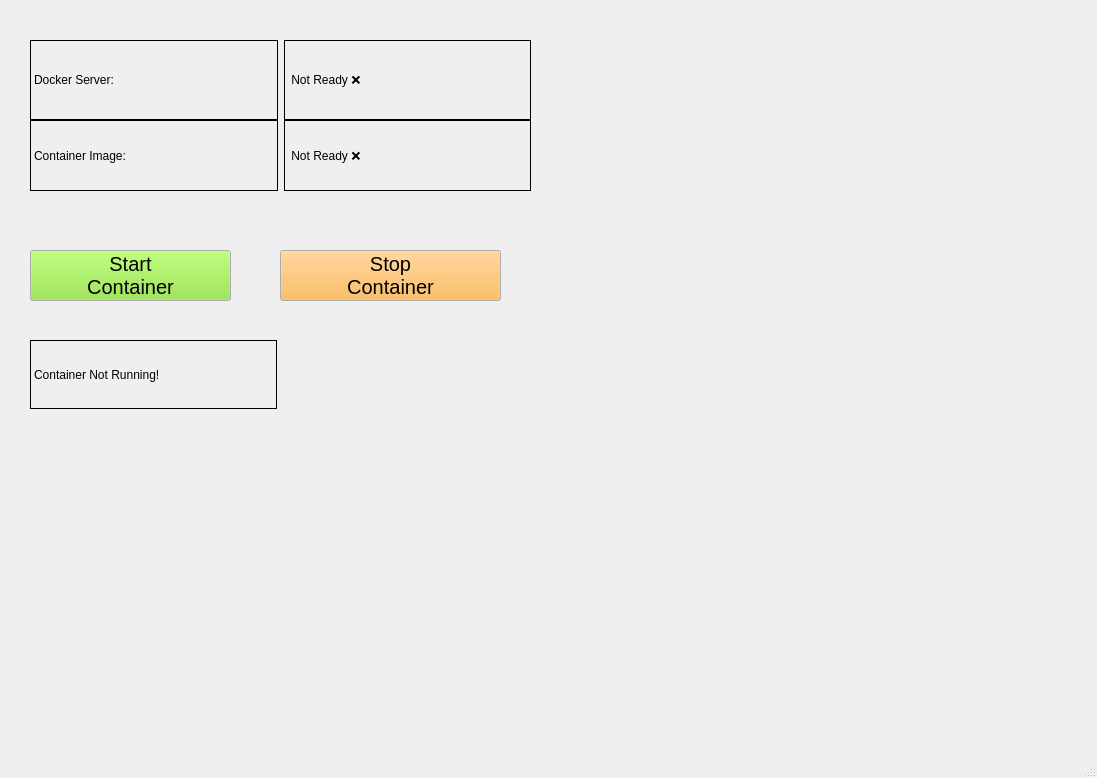
techy-digital/robosimit, file robosimit.ui: the form before one commit.
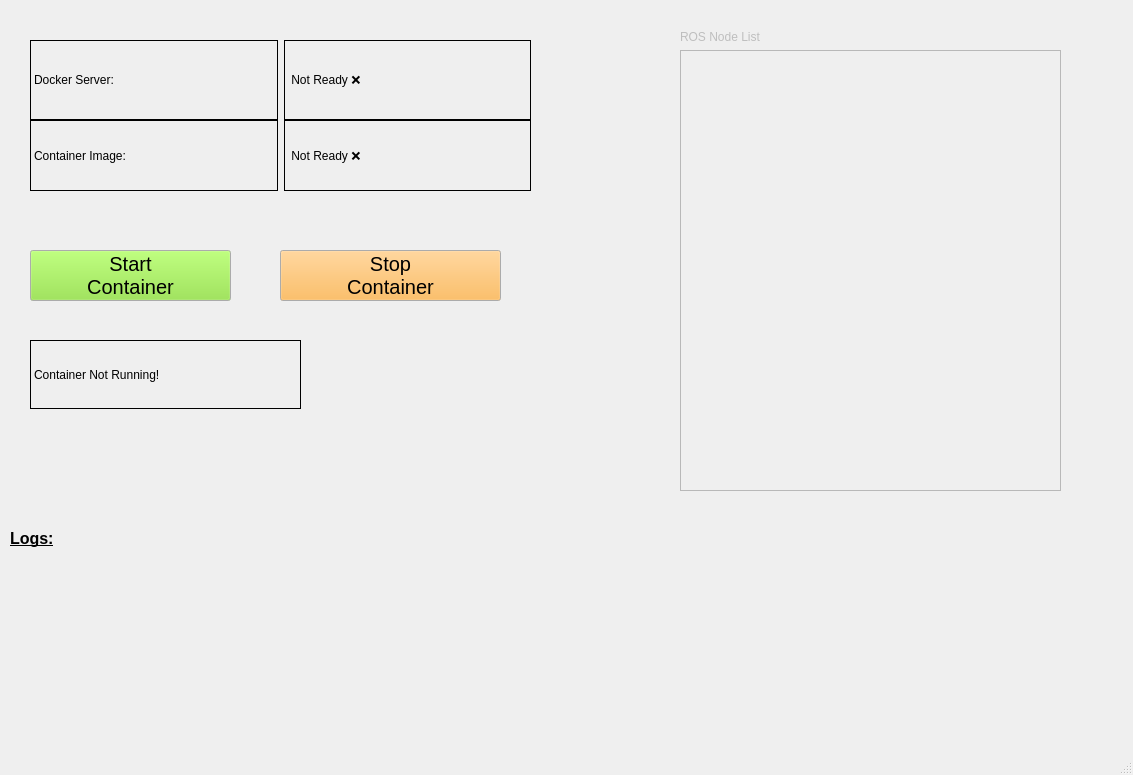
The form after the commit.

Commit message: ROS Node List Widget added.

What changed in the file:
```diff
--- a/robosimit.ui
+++ b/robosimit.ui
@@ -6,8 +6,8 @@
    <rect>
     <x>0</x>
     <y>0</y>
-    <width>1097</width>
-    <height>778</height>
+    <width>1133</width>
+    <height>775</height>
    </rect>
   </property>
   <property name="windowTitle">
@@ -195,7 +195,7 @@
      <rect>
       <x>30</x>
       <y>340</y>
-      <width>247</width>
+      <width>271</width>
       <height>69</height>
      </rect>
     </property>
@@ -206,6 +206,56 @@
      <string>Container Not Running!</string>
     </property>
    </widget>
+   <widget class="QWidget" name="verticalLayoutWidget">
+    <property name="geometry">
+     <rect>
+      <x>680</x>
+      <y>30</y>
+      <width>381</width>
+      <height>461</height>
+     </rect>
+    </property>
+    <layout class="QVBoxLayout" name="rosNodeListLayout">
+     <item>
+      <widget class="QLabel" name="rosNodeListLabel">
+       <property name="enabled">
+        <bool>false</bool>
+       </property>
+       <property name="text">
+        <string>ROS Node List</string>
+       </property>
+      </widget>
+     </item>
+     <item>
+      <widget class="QListWidget" name="rosNodeListWidget">
+       <property name="enabled">
+        <bool>false</bool>
+       </property>
+      </widget>
+     </item>
+    </layout>
+   </widget>
+   <widget class="QLabel" name="logsLabel">
+    <property name="geometry">
+     <rect>
+      <x>10</x>
+      <y>530</y>
+      <width>67</width>
+      <height>17</height>
+     </rect>
+    </property>
+    <property name="font">
+     <font>
+      <pointsize>12</pointsize>
+      <weight>75</weight>
+      <bold>true</bold>
+      <underline>true</underline>
+     </font>
+    </property>
+    <property name="text">
+     <string>Logs:</string>
+    </property>
+   </widget>
   </widget>
   <widget class="QMenuBar" name="menubar">
    <property name="geometry">
```
Left out of the diff: 4 changed lines with no effect on the pictures. The commit also changes 1 other file.
